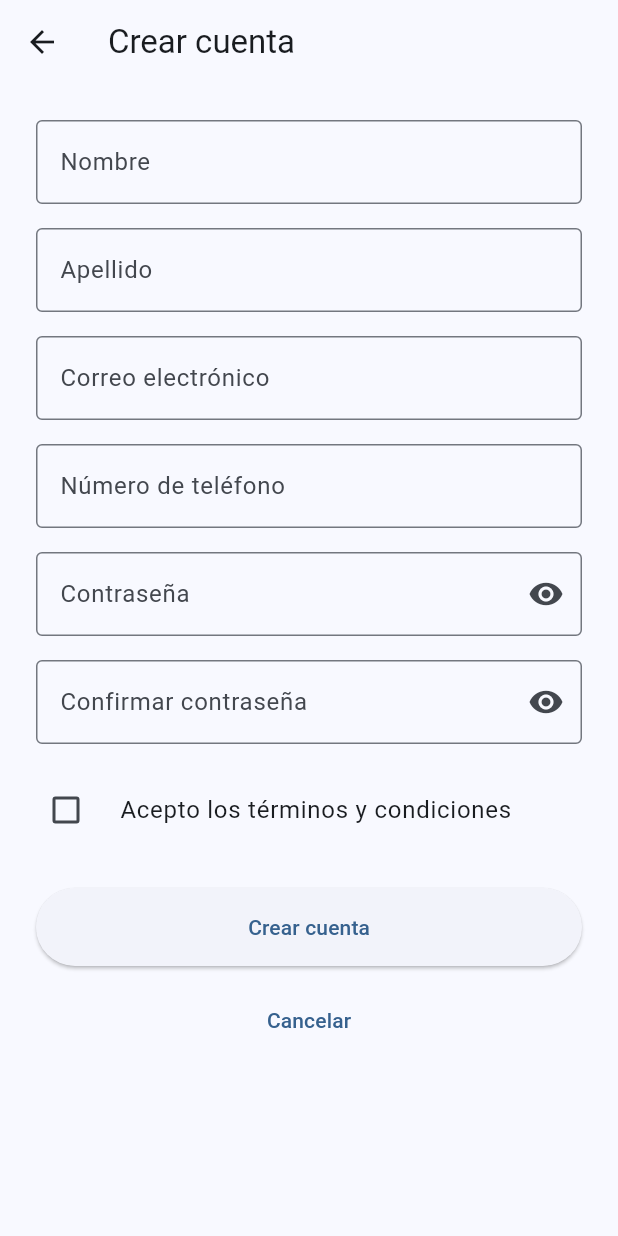
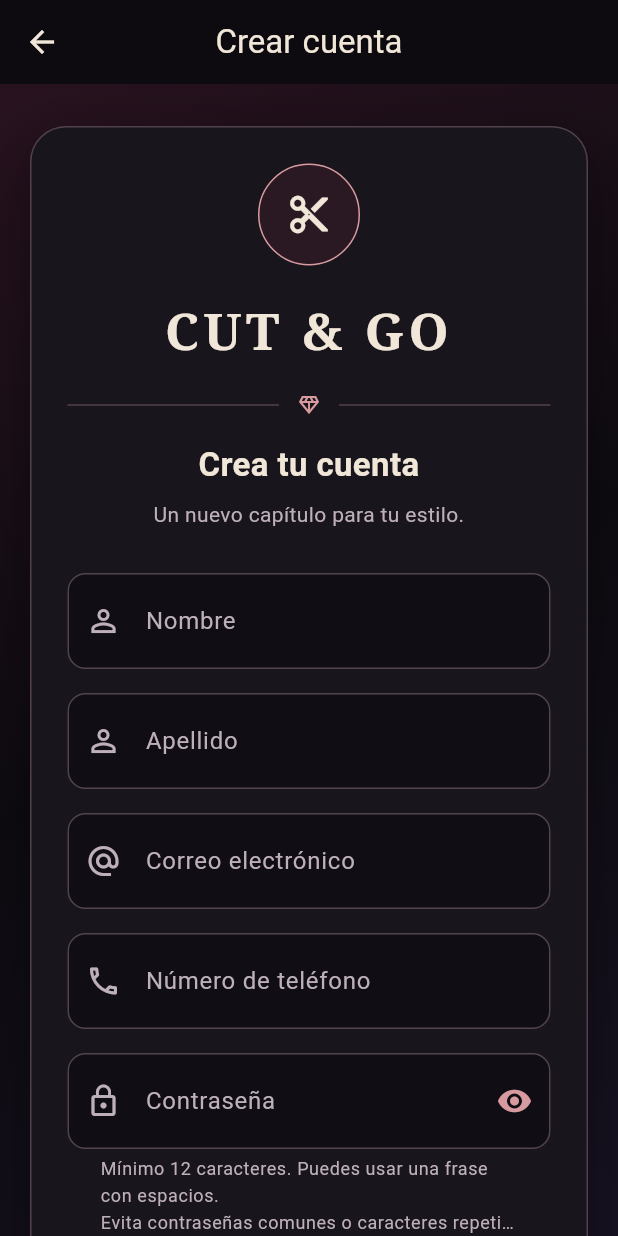
Before and after one commit to Califlowpro1504/Computacion-movil.-proyecto, a Flutter app: the screen it shows after launch, after a tap on "Regístrate", on a phone screen of 412 x 824 dp. Run offline on Flutter 3.47's test engine with Material 3 defaults, Android fonts, the phone set to English and light mode, and no system bars; our stand-ins replace supabase_flutter; accounts and stored records are empty.

Commit message:
feat(ui): aplicar estilo gótico oscuro e integrar validación en formularios

```diff
--- /dev/null
+++ b/lib/core/theme/app_theme.dart
@@ -0,0 +1,67 @@
+import 'package:flutter/material.dart';
+
+class AppTheme {
+  static const background = Color(0xFF0D0B10);
+  static const surface = Color(0xFF19151D);
+  static const ivory = Color(0xFFF1E7D8);
+  static const muted = Color(0xFFBEB0BB);
+  static const accent = Color(0xFFD79B9F);
+
+  static ThemeData get dark {
+    final scheme = ColorScheme.fromSeed(
+      seedColor: const Color(0xFF742E43),
+      brightness: Brightness.dark,
+    ).copyWith(
+      primary: accent,
+      onPrimary: background,
+      surface: surface,
+      onSurface: ivory,
+      error: const Color(0xFFFFB4AB),
+    );
+    return ThemeData(
+      useMaterial3: true,
+      brightness: Brightness.dark,
+      colorScheme: scheme,
+      scaffoldBackgroundColor: background,
+      appBarTheme: const AppBarTheme(
+        backgroundColor: background,
+        foregroundColor: ivory,
+        centerTitle: true,
+        elevation: 0,
+      ),
+      inputDecorationTheme: InputDecorationTheme(
+        filled: true,
+        fillColor: const Color(0xFF100E14),
+        contentPadding: const EdgeInsets.symmetric(horizontal: 18, vertical: 20),
+        labelStyle: const TextStyle(color: muted),
+        helperStyle: const TextStyle(color: muted, height: 1.5),
+        prefixIconColor: muted,
+        suffixIconColor: accent,
+        border: OutlineInputBorder(borderRadius: BorderRadius.circular(12)),
+        enabledBorder: OutlineInputBorder(
+          borderRadius: BorderRadius.circular(12),
+          borderSide: const BorderSide(color: Color(0xFF51434F)),
+        ),
+        focusedBorder: OutlineInputBorder(
+          borderRadius: BorderRadius.circular(12),
+          borderSide: const BorderSide(color: accent, width: 2),
+        ),
+      ),
+      elevatedButtonTheme: ElevatedButtonThemeData(
+        style: ElevatedButton.styleFrom(
+          backgroundColor: const Color(0xFF742E43),
+          foregroundColor: ivory,
+          disabledBackgroundColor: const Color(0xFF46303B),
+          disabledForegroundColor: muted,
+          minimumSize: const Size.fromHeight(56),
+          textStyle: const TextStyle(fontSize: 16, fontWeight: FontWeight.w600),
+          shape: RoundedRectangleBorder(borderRadius: BorderRadius.circular(12)),
+        ),
+      ),
+      textButtonTheme: TextButtonThemeData(
+        style: TextButton.styleFrom(foregroundColor: accent),
+      ),
+      progressIndicatorTheme: const ProgressIndicatorThemeData(color: ivory),
+    );
+  }
+}
--- /dev/null
+++ b/lib/core/widgets/auth_panel.dart
@@ -0,0 +1,100 @@
+import 'package:flutter/material.dart';
+import '../theme/app_theme.dart';
+
+/// Shared, scrollable presentation for authentication on phones and wide screens.
+class AuthPanel extends StatelessWidget {
+  const AuthPanel({super.key, required this.child});
+
+  final Widget child;
+
+  @override
+  Widget build(BuildContext context) {
+    return DecoratedBox(
+      decoration: const BoxDecoration(
+        gradient: LinearGradient(
+          begin: Alignment.topLeft,
+          end: Alignment.bottomRight,
+          colors: [Color(0xFF28121F), AppTheme.background, Color(0xFF171222)],
+        ),
+      ),
+      child: SafeArea(
+        child: LayoutBuilder(
+          builder: (context, constraints) => SingleChildScrollView(
+            padding: const EdgeInsets.symmetric(horizontal: 20, vertical: 28),
+            child: ConstrainedBox(
+              constraints: BoxConstraints(
+                minHeight: (constraints.maxHeight - 56).clamp(0.0, double.infinity).toDouble(),
+              ),
+              child: Center(
+                child: Container(
+                  constraints: const BoxConstraints(maxWidth: 480),
+                  padding: const EdgeInsets.all(24),
+                  decoration: BoxDecoration(
+                    color: AppTheme.surface,
+                    borderRadius: BorderRadius.circular(24),
+                    border: Border.all(color: const Color(0xFF51404D)),
+                    boxShadow: const [
+                      BoxShadow(color: Color(0x66000000), blurRadius: 32, offset: Offset(0, 12)),
+                    ],
+                  ),
+                  child: child,
+                ),
+              ),
+            ),
+          ),
+        ),
+      ),
+    );
+  }
+}
+
+class AuthHeading extends StatelessWidget {
+  const AuthHeading({super.key, required this.title, required this.subtitle});
+
+  final String title;
+  final String subtitle;
+
+  @override
+  Widget build(BuildContext context) {
+    return Column(
+      children: [
+        Container(
+          padding: const EdgeInsets.all(18),
+          decoration: BoxDecoration(
+            shape: BoxShape.circle,
+            color: const Color(0xFF2A1823),
+            border: Border.all(color: AppTheme.accent),
+          ),
+          child: const Icon(Icons.content_cut, size: 30, color: AppTheme.ivory),
+        ),
+        const SizedBox(height: 20),
+        const Text(
+          'CUT & GO',
+          textAlign: TextAlign.center,
+          style: TextStyle(
+            fontFamily: 'serif', fontSize: 34, letterSpacing: 3,
+            fontWeight: FontWeight.w700, color: AppTheme.ivory,
+          ),
+        ),
+        const SizedBox(height: 16),
+        const Row(
+          children: [
+            Expanded(child: Divider(color: Color(0xFF51404D))),
+            Padding(
+              padding: EdgeInsets.symmetric(horizontal: 12),
+              child: Icon(Icons.diamond_outlined, size: 16, color: AppTheme.accent),
+            ),
+            Expanded(child: Divider(color: Color(0xFF51404D))),
+          ],
+        ),
+        const SizedBox(height: 16),
+        Text(title, textAlign: TextAlign.center,
+          style: const TextStyle(fontSize: 22, fontWeight: FontWeight.w600)),
+        const SizedBox(height: 8),
+        Text(subtitle, textAlign: TextAlign.center,
+          style: const TextStyle(color: AppTheme.muted, height: 1.5)),
+        const SizedBox(height: 28),
+      ],
+    );
+  }
+}
--- a/lib/features/auth/presentation/screens/login_screen.dart
+++ b/lib/features/auth/presentation/screens/login_screen.dart
@@ -1,4 +1,5 @@
 import 'package:flutter/material.dart';
+import '../../../../core/widgets/auth_panel.dart';
 import '../validators/auth_validators.dart';
 import 'register_screen.dart';
 import '../../data/repositories/auth_repository_impl.dart';
@@ -54,34 +55,23 @@ class _LoginScreenState extends State<LoginScreen> {
   @override
   Widget build(BuildContext context) {
     return Scaffold(
-      body: SafeArea(
-        child: Padding(
-          padding: const EdgeInsets.all(24.0),
+      body: AuthPanel(
           child: Form(
             key: _formKey,
             child: Column(
               mainAxisAlignment: MainAxisAlignment.center,
               crossAxisAlignment: CrossAxisAlignment.stretch,
               children: [
-                const Text(
-                  'CUT & GO',
-                  textAlign: TextAlign.center,
-                  style: TextStyle(fontSize: 32, fontWeight: FontWeight.bold),
+                const AuthHeading(
+                  title: 'Bienvenido de nuevo',
+                  subtitle: 'Tu estilo tiene carácter. Entra y hazlo tuyo.',
                 ),
-                const SizedBox(height: 8),
-                const Text(
-                  'Inicia sesión',
-                  textAlign: TextAlign.center,
-                  style: TextStyle(fontSize: 18, color: Colors.grey),
-                ),
-                const SizedBox(height: 32),
-
                 TextFormField(
                   controller: _correoController,
                   keyboardType: TextInputType.emailAddress,
                   decoration: const InputDecoration(
                     labelText: 'Correo electrónico',
-                    border: OutlineInputBorder(),
+                    prefixIcon: Icon(Icons.alternate_email),
                   ),
                   validator: AuthValidators.validarCorreo,
                 ),
@@ -89,11 +79,14 @@ class _LoginScreenState extends State<LoginScreen> {
 
                 TextFormField(
                   controller: _passwordController,
+                  autocorrect: false,
+                  enableSuggestions: false,
                   obscureText: _obscurePassword,
                   decoration: InputDecoration(
                     labelText: 'Contraseña',
-                    border: const OutlineInputBorder(),
+                    prefixIcon: const Icon(Icons.lock_outline),
                     suffixIcon: IconButton(
+                      tooltip: _obscurePassword ? 'Mostrar contraseña' : 'Ocultar contraseña',
                       icon: Icon(_obscurePassword
                           ? Icons.visibility
                           : Icons.visibility_off),
@@ -102,7 +95,7 @@ class _LoginScreenState extends State<LoginScreen> {
                       },
                     ),
                   ),
-                  validator: AuthValidators.validarPassword,
+                  validator: AuthValidators.validarPasswordLogin,
                 ),
                 const SizedBox(height: 8),
 
@@ -132,8 +125,9 @@ class _LoginScreenState extends State<LoginScreen> {
                 ),
                 const SizedBox(height: 16),
 
-                Row(
-                  mainAxisAlignment: MainAxisAlignment.center,
+                Wrap(
+                  alignment: WrapAlignment.center,
+                  crossAxisAlignment: WrapCrossAlignment.center,
                   children: [
                     const Text('¿No tienes cuenta?'),
                     TextButton(
@@ -148,7 +142,6 @@ class _LoginScreenState extends State<LoginScreen> {
                 ),
               ],
             ),
-          ),
         ),
       ),
     );
--- a/lib/features/auth/presentation/screens/register_screen.dart
+++ b/lib/features/auth/presentation/screens/register_screen.dart
@@ -1,4 +1,5 @@
 import 'package:flutter/material.dart';
+import '../../../../core/widgets/auth_panel.dart';
 import '../validators/auth_validators.dart';
 import '../../data/repositories/auth_repository_impl.dart';
 
@@ -11,6 +12,7 @@ class RegisterScreen extends StatefulWidget {
 
 class _RegisterScreenState extends State<RegisterScreen> {
   final _formKey = GlobalKey<FormState>();
+  final _confirmacionKey = GlobalKey<FormFieldState<String>>();
   final _nombreController = TextEditingController();
   final _apellidoController = TextEditingController();
   final _correoController = TextEditingController();
@@ -73,19 +75,21 @@ class _RegisterScreenState extends State<RegisterScreen> {
   Widget build(BuildContext context) {
     return Scaffold(
       appBar: AppBar(title: const Text('Crear cuenta')),
-      body: SafeArea(
-        child: SingleChildScrollView(
-          padding: const EdgeInsets.all(24.0),
+      body: AuthPanel(
           child: Form(
             key: _formKey,
             child: Column(
               crossAxisAlignment: CrossAxisAlignment.stretch,
               children: [
+                const AuthHeading(
+                  title: 'Crea tu cuenta',
+                  subtitle: 'Un nuevo capítulo para tu estilo.',
+                ),
                 TextFormField(
                   controller: _nombreController,
                   decoration: const InputDecoration(
                     labelText: 'Nombre',
-                    border: OutlineInputBorder(),
+                    prefixIcon: Icon(Icons.person_outline),
                   ),
                   validator: AuthValidators.validarNombre,
                 ),
@@ -95,7 +99,7 @@ class _RegisterScreenState extends State<RegisterScreen> {
                   controller: _apellidoController,
                   decoration: const InputDecoration(
                     labelText: 'Apellido',
-                    border: OutlineInputBorder(),
+                    prefixIcon: Icon(Icons.person_outline),
                   ),
                   validator: AuthValidators.validarApellido,
                 ),
@@ -106,7 +110,7 @@ class _RegisterScreenState extends State<RegisterScreen> {
                   keyboardType: TextInputType.emailAddress,
                   decoration: const InputDecoration(
                     labelText: 'Correo electrónico',
-                    border: OutlineInputBorder(),
+                    prefixIcon: Icon(Icons.alternate_email),
                   ),
                   validator: AuthValidators.validarCorreo,
                 ),
@@ -117,7 +121,7 @@ class _RegisterScreenState extends State<RegisterScreen> {
                   keyboardType: TextInputType.phone,
                   decoration: const InputDecoration(
                     labelText: 'Número de teléfono',
-                    border: OutlineInputBorder(),
+                    prefixIcon: Icon(Icons.phone_outlined),
                   ),
                   validator: AuthValidators.validarTelefono,
                 ),
@@ -125,11 +129,23 @@ class _RegisterScreenState extends State<RegisterScreen> {
 
                 TextFormField(
                   controller: _passwordController,
+                  autocorrect: false,
+                  enableSuggestions: false,
+                  autovalidateMode: AutovalidateMode.onUserInteraction,
+                  onChanged: (_) {
+                    if (_confirmacionController.text.isNotEmpty) {
+                      _confirmacionKey.currentState?.validate();
+                    }
+                  },
                   obscureText: _obscurePassword,
                   decoration: InputDecoration(
                     labelText: 'Contraseña',
-                    border: const OutlineInputBorder(),
+                    prefixIcon: const Icon(Icons.lock_outline),
+                    helperText: 'Mínimo 12 caracteres. Puedes usar una frase con espacios.\nEvita contraseñas comunes o caracteres repetidos.',
+                    helperMaxLines: 3,
+                    errorMaxLines: 3,
                     suffixIcon: IconButton(
+                      tooltip: _obscurePassword ? 'Mostrar contraseña' : 'Ocultar contraseña',
                       icon: Icon(_obscurePassword ? Icons.visibility : Icons.visibility_off),
                       onPressed: () => setState(() => _obscurePassword = !_obscurePassword),
                     ),
@@ -139,12 +155,17 @@ class _RegisterScreenState extends State<RegisterScreen> {
                 const SizedBox(height: 16),
 
                 TextFormField(
+                  key: _confirmacionKey,
                   controller: _confirmacionController,
+                  autocorrect: false,
+                  enableSuggestions: false,
+                  autovalidateMode: AutovalidateMode.onUserInteraction,
                   obscureText: _obscureConfirmacion,
                   decoration: InputDecoration(
                     labelText: 'Confirmar contraseña',
-                    border: const OutlineInputBorder(),
+                    prefixIcon: const Icon(Icons.verified_user_outlined),
                     suffixIcon: IconButton(
+                      tooltip: _obscureConfirmacion ? 'Mostrar confirmación' : 'Ocultar confirmación',
                       icon: Icon(_obscureConfirmacion ? Icons.visibility : Icons.visibility_off),
                       onPressed: () => setState(() => _obscureConfirmacion = !_obscureConfirmacion),
                     ),
@@ -173,7 +194,7 @@ class _RegisterScreenState extends State<RegisterScreen> {
                     padding: const EdgeInsets.only(left: 12),
                     child: Text(
                       _errorTerminos!,
-                      style: const TextStyle(color: Colors.red, fontSize: 12),
+                      style: TextStyle(color: Theme.of(context).colorScheme.error, fontSize: 12),
                     ),
                   ),
                 const SizedBox(height: 24),
@@ -199,7 +220,6 @@ class _RegisterScreenState extends State<RegisterScreen> {
                 ),
               ],
             ),
-          ),
         ),
       ),
     );
--- a/lib/main.dart
+++ b/lib/main.dart
@@ -1,6 +1,7 @@
 import 'package:flutter/material.dart';
 import 'package:supabase_flutter/supabase_flutter.dart';
 import 'features/auth/presentation/screens/login_screen.dart';
+import 'core/theme/app_theme.dart';
 
 void main() async {
   WidgetsFlutterBinding.ensureInitialized();
@@ -19,10 +20,7 @@ class MyApp extends StatelessWidget {
     return MaterialApp(
       title: 'CUT & GO',
       debugShowCheckedModeBanner: false,
-      theme: ThemeData(
-        colorSchemeSeed: Colors.blue,
-        useMaterial3: true,
-      ),
+      theme: AppTheme.dark,
       home: const LoginScreen(),
     );
   }
```
